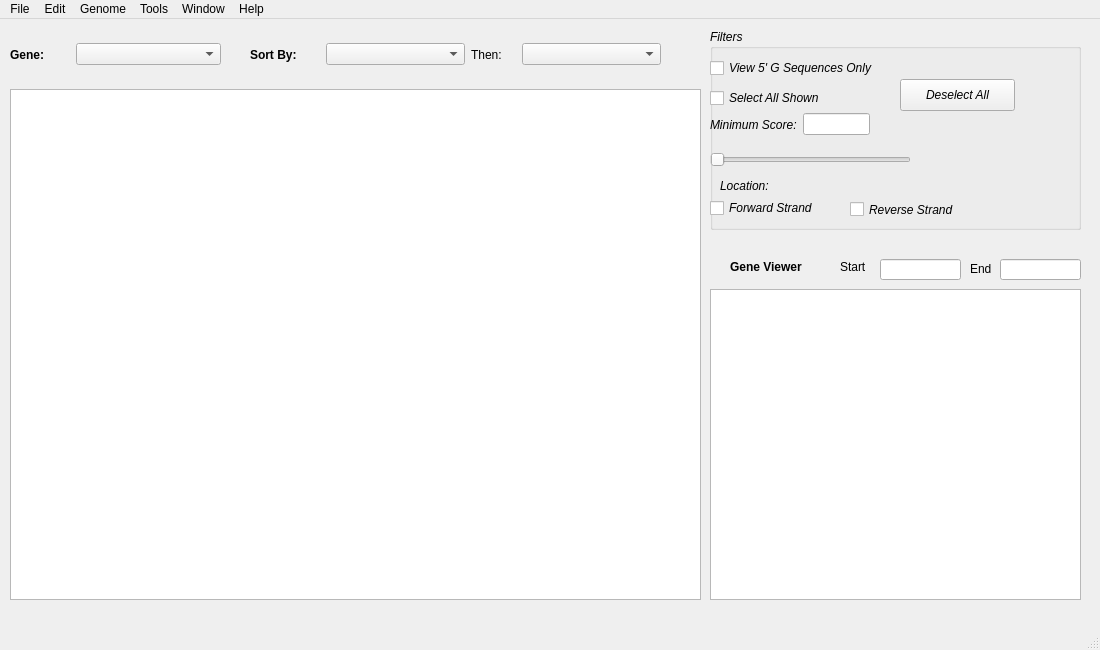
Old version of the form resultsWindow.ui in the repository TrinhLab/CASPERapp.
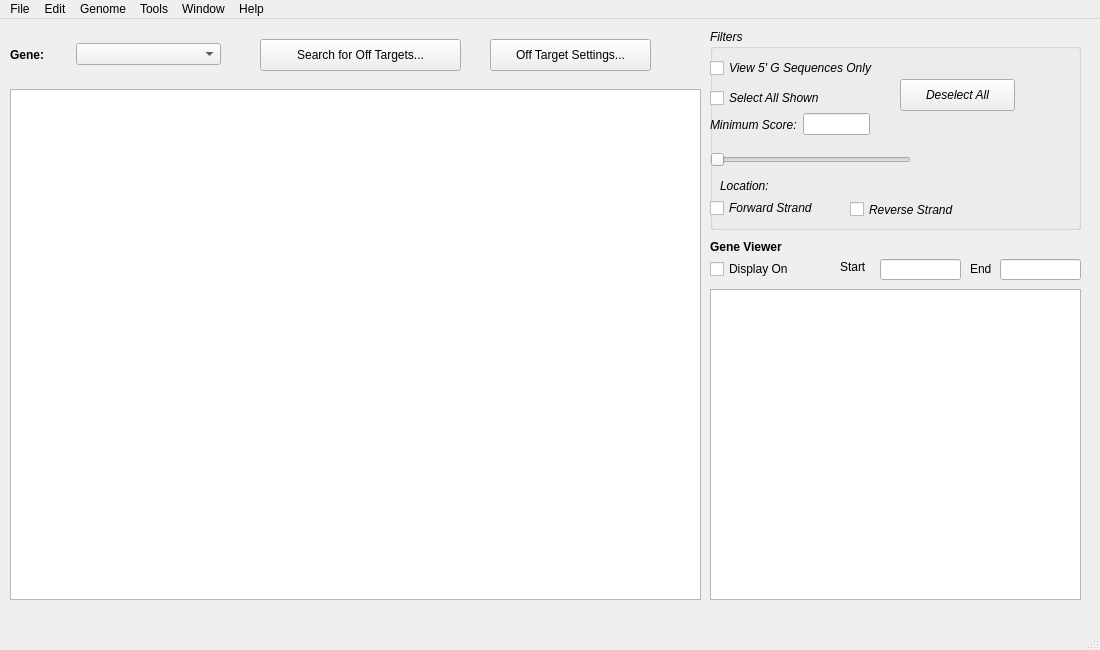
New version of the form.

Commit message: Fixed header sorting function.  Also in process of changing the off-target buttons to n/a and moving main button up to top.

Patch:
```diff
--- a/resultsWindow.ui
+++ b/resultsWindow.ui
@@ -27,8 +27,8 @@
    <widget class="QLabel" name="geneviewerLabel">
     <property name="geometry">
      <rect>
-      <x>730</x>
-      <y>240</y>
+      <x>710</x>
+      <y>220</y>
       <width>81</width>
       <height>16</height>
      </rect>
@@ -123,62 +123,6 @@
      </item>
     </layout>
    </widget>
-   <widget class="QWidget" name="horizontalLayoutWidget_3">
-    <property name="geometry">
-     <rect>
-      <x>250</x>
-      <y>10</y>
-      <width>411</width>
-      <height>51</height>
-     </rect>
-    </property>
-    <layout class="QHBoxLayout" name="horizontalLayout_3">
-     <item>
-      <widget class="QLabel" name="sortbyLabel">
-       <property name="maximumSize">
-        <size>
-         <width>70</width>
-         <height>16777215</height>
-        </size>
-       </property>
-       <property name="font">
-        <font>
-         <weight>75</weight>
-         <bold>true</bold>
-        </font>
-       </property>
-       <property name="text">
-        <string>Sort By:</string>
-       </property>
-      </widget>
-     </item>
-     <item>
-      <widget class="QComboBox" name="comboBoxSortby"/>
-     </item>
-     <item>
-      <widget class="QLabel" name="sortbyLabel_2">
-       <property name="maximumSize">
-        <size>
-         <width>45</width>
-         <height>16777215</height>
-        </size>
-       </property>
-       <property name="font">
-        <font>
-         <weight>50</weight>
-         <bold>false</bold>
-        </font>
-       </property>
-       <property name="text">
-        <string>Then:</string>
-       </property>
-      </widget>
-     </item>
-     <item>
-      <widget class="QComboBox" name="comboBox"/>
-     </item>
-    </layout>
-   </widget>
    <widget class="QTableWidget" name="targetTable">
     <property name="geometry">
      <rect>
@@ -320,6 +264,45 @@
      </property>
     </widget>
    </widget>
+   <widget class="QCheckBox" name="displayGeneViewer">
+    <property name="geometry">
+     <rect>
+      <x>710</x>
+      <y>240</y>
+      <width>87</width>
+      <height>20</height>
+     </rect>
+    </property>
+    <property name="text">
+     <string>Display On</string>
+    </property>
+   </widget>
+   <widget class="QPushButton" name="offTargetSearch">
+    <property name="geometry">
+     <rect>
+      <x>260</x>
+      <y>20</y>
+      <width>201</width>
+      <height>32</height>
+     </rect>
+    </property>
+    <property name="text">
+     <string>Search for Off Targets...</string>
+    </property>
+   </widget>
+   <widget class="QPushButton" name="offTargetSettings">
+    <property name="geometry">
+     <rect>
+      <x>490</x>
+      <y>20</y>
+      <width>161</width>
+      <height>32</height>
+     </rect>
+    </property>
+    <property name="text">
+     <string>Off Target Settings...</string>
+    </property>
+   </widget>
   </widget>
   <widget class="QMenuBar" name="menubar">
    <property name="geometry">
```
The commit also changes 1 other file.
